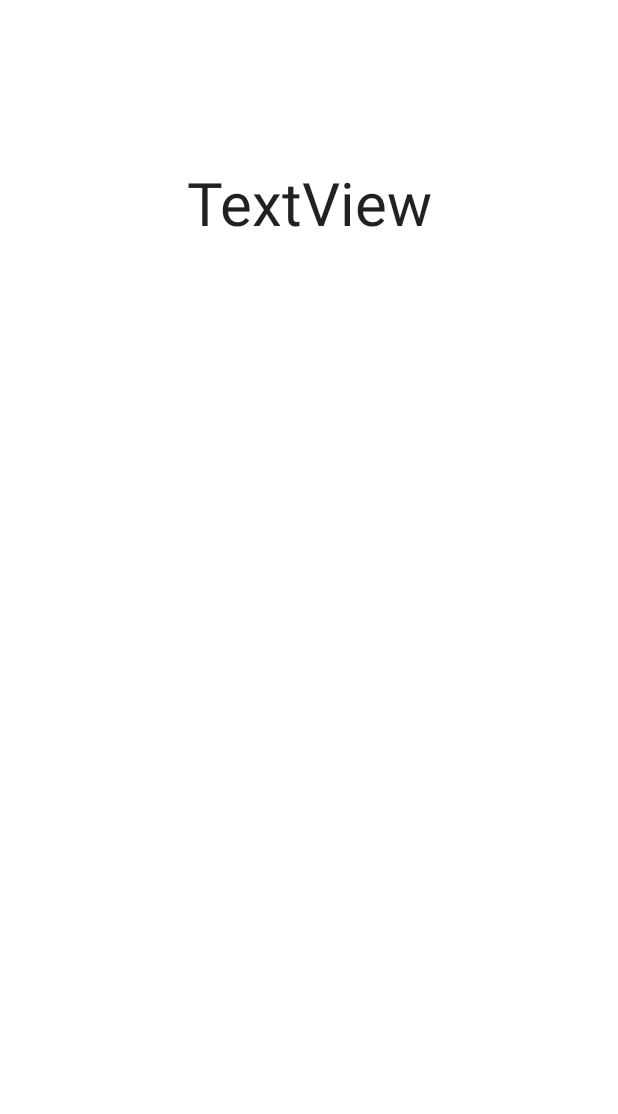
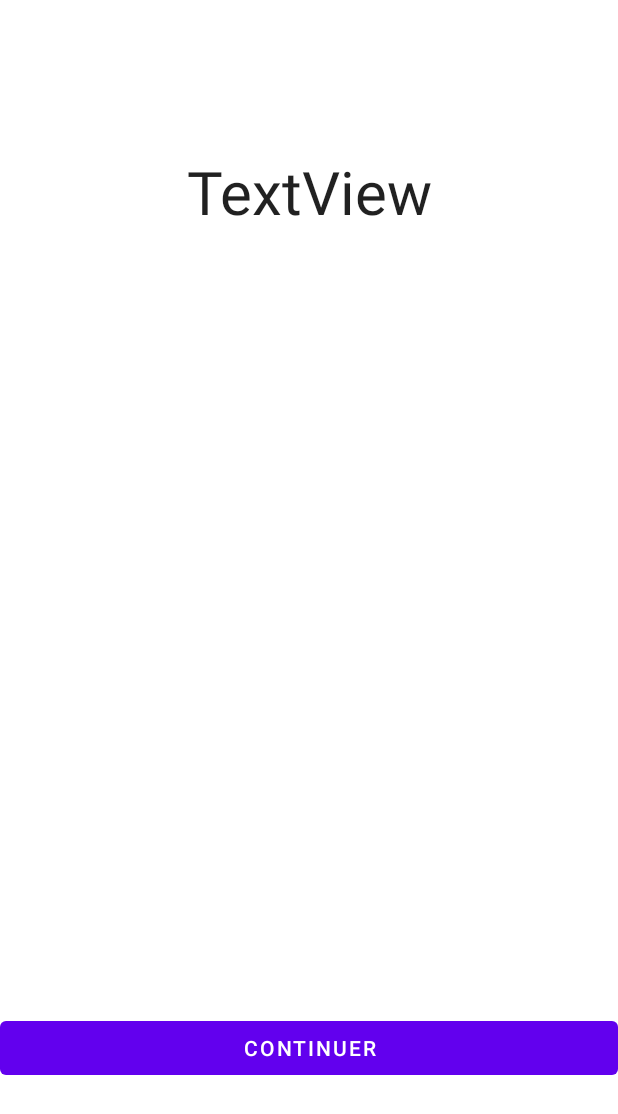
Before and after one commit to Liva-Jonathan/learning-app, an Android app: the layout fragment_writing.xml on its own in the app's theme, with its tools: preview values and no code run, on a phone screen of 412 x 824 dp. Shown: the top 1114 px of the screen. Run offline under Robolectric (Android 15) with nearby library versions, the phone set to English and light mode, and no system bars.

Commit message:
correct bug

```diff
--- a/Learning/app/src/main/java/com/example/learning/fragment/ScoreFragment.java
+++ b/Learning/app/src/main/java/com/example/learning/fragment/ScoreFragment.java
@@ -79,7 +79,7 @@ public class ScoreFragment extends Fragment {
             public void run() {
                 while(status < progress){
                     status++;
-                    android.os.SystemClock.sleep(progress);
+                    android.os.SystemClock.sleep(10);
                     mHandler.post(new Runnable() {
                         @Override
                         public void run() {
--- a/Learning/app/src/main/res/layout/fragment_writing.xml
+++ b/Learning/app/src/main/res/layout/fragment_writing.xml
@@ -50,18 +50,34 @@
         <LinearLayout
             android:layout_width="match_parent"
             android:layout_height="wrap_content"
-            android:layout_weight="0.3"
+            android:layout_weight="0.15"
             android:gravity="center"
+            android:orientation="vertical"
+            android:weightSum="1">
+
+            <Button
+                android:id="@+id/submitWriting"
+                android:layout_width="match_parent"
+                android:layout_height="wrap_content"
+                android:layout_weight="0.1"
+                android:text="Valider"
+                android:visibility="invisible"
+                app:backgroundTint="#009688" />
+
+        </LinearLayout>
+
+        <LinearLayout
+            android:layout_width="match_parent"
+            android:layout_height="wrap_content"
+            android:layout_weight="0.15"
             android:orientation="horizontal">
 
             <Button
-                android:id="@+id/submitWriting"
-                android:layout_width="wrap_content"
+                android:id="@+id/nextWriting"
+                android:layout_width="match_parent"
                 android:layout_height="wrap_content"
-                android:layout_weight="1"
-                android:text="Valider"
-                android:visibility="invisible"
-                app:backgroundTint="#009688" />
+                android:layout_weight="0.1"
+                android:text="Continuer" />
         </LinearLayout>
 
     </LinearLayout>
```
Also changed, not shown: Learning/app/src/main/java/com/example/learning/fragment/SortingFragment.java (+15 -3 lines), Learning/app/src/main/java/com/example/learning/fragment/WritingFragment.java (+41 -1 lines), Learning/app/src/main/res/layout/fragment_sorting.xml (+11 -0 lines), 2 other files.
